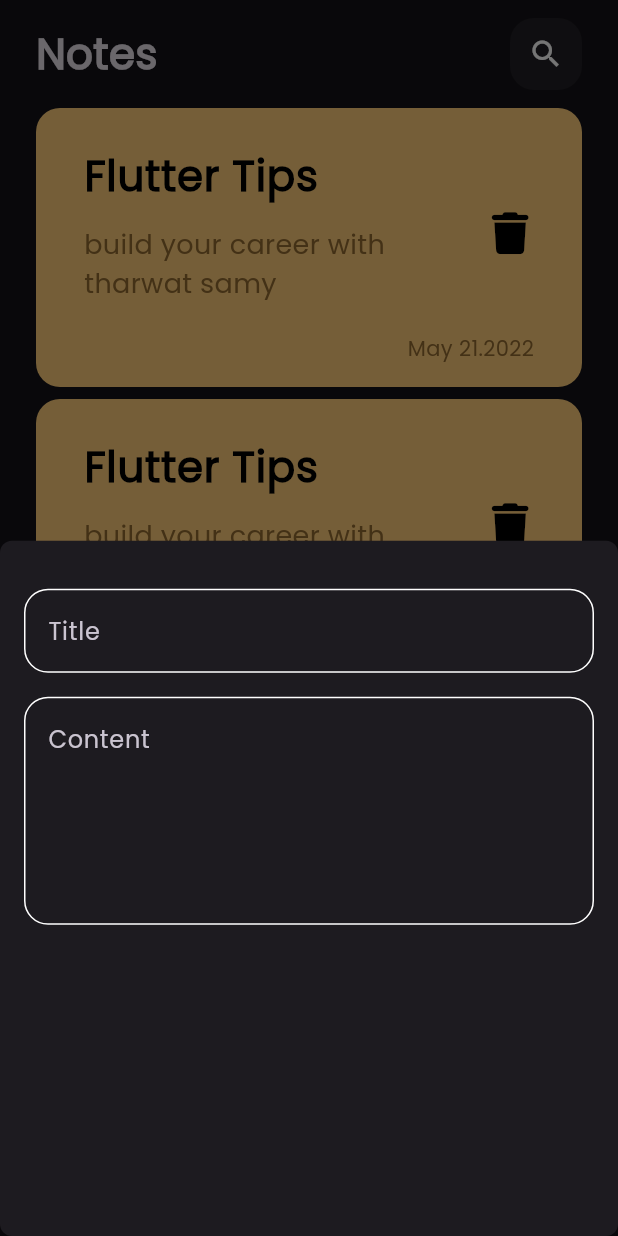
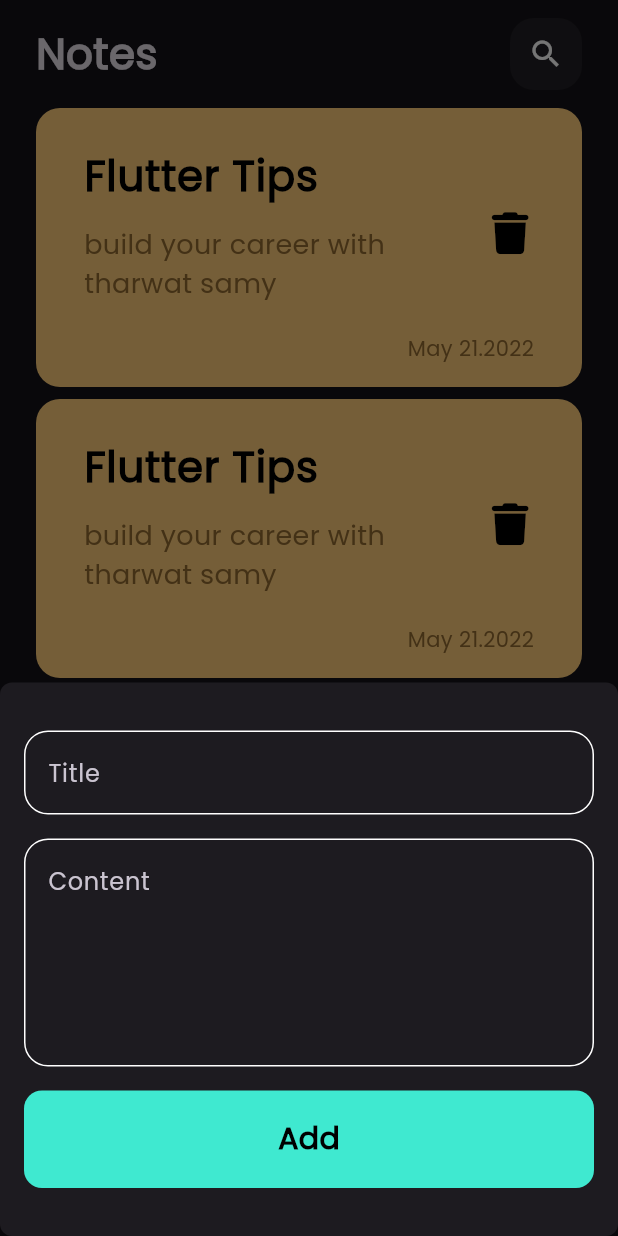
Before and after one commit to AhmedOmran22/Notes_App, a Flutter app: the screen it shows after launch, after a tap on the "add" icon, on a phone screen of 412 x 824 dp. Run offline on Flutter 3.47's test engine with Material 3 defaults, Android fonts, the phone set to English and light mode, and no system bars; our stand-ins replace font_awesome_flutter.

Commit message:
finish note bottom sheet

```diff
--- a/lib/widgets/add_note_bottom_sheet.dart
+++ b/lib/widgets/add_note_bottom_sheet.dart
@@ -1,4 +1,6 @@
 import 'package:flutter/material.dart';
+import 'package:notes_app/constans.dart';
+import 'package:notes_app/widgets/custom_button.dart';
 import 'package:notes_app/widgets/custom_text_field.dart';
 
 class AddNoteBottomSheet extends StatelessWidget {
@@ -8,16 +10,18 @@ class AddNoteBottomSheet extends StatelessWidget {
   Widget build(BuildContext context) {
     return const Padding(
       padding: EdgeInsets.symmetric(horizontal: 16),
+      child: SingleChildScrollView(
         child: Column(
           children: [
-          SizedBox(
-            height: 32,
-          ),
+            SizedBox(height: 32),
             CustomTextField(hint: 'Title'),
             SizedBox(height: 16),
             CustomTextField(hint: 'Content', maxLines: 5),
-
+            SizedBox(height: 16 ),
+            CustomButton(),
+            SizedBox(height: 32),
           ],
+        ),
       ),
     );
   }
--- /dev/null
+++ b/lib/widgets/custom_button.dart
@@ -0,0 +1,29 @@
+
+import 'package:flutter/material.dart';
+
+import '../constans.dart';
+
+class CustomButton extends StatelessWidget {
+  const CustomButton({super.key});
+
+  @override
+  Widget build(BuildContext context) {
+    return Container(
+      alignment: Alignment.center,
+      width: MediaQuery.of(context).size.width,
+      height: 65,
+      decoration: BoxDecoration(
+        color: kPrimaryColor,
+        borderRadius: BorderRadius.circular(12),
+      ),
+      child: const Text(
+        'Add',
+        style: TextStyle(
+          color: Colors.black,
+          fontSize: 20,
+          fontWeight: FontWeight.bold,
+        ),
+      ),
+    );
+  }
+}
```
Lines whose indentation alone changed are shown as unchanged.
